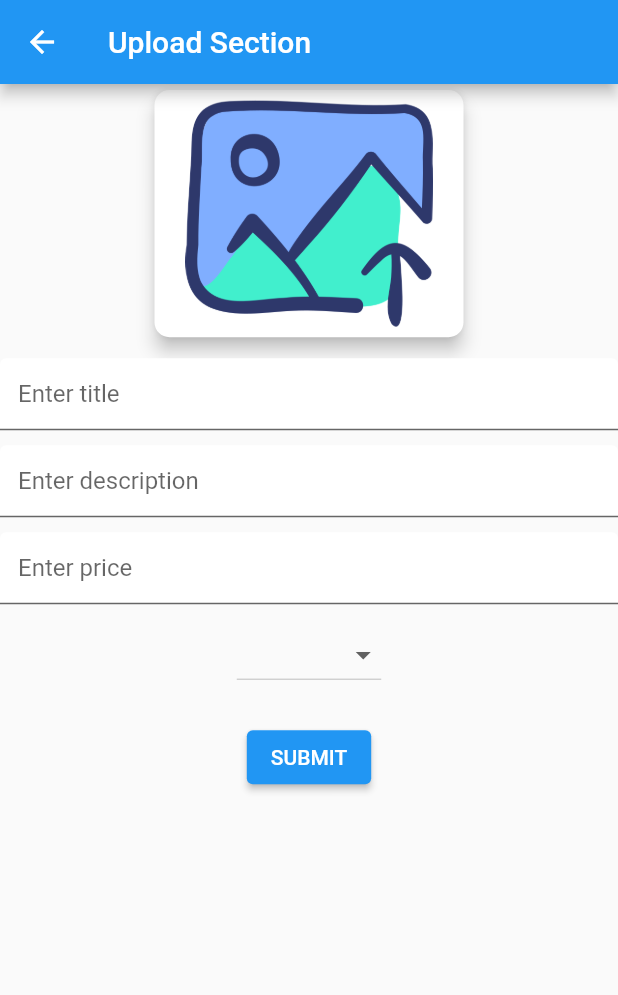
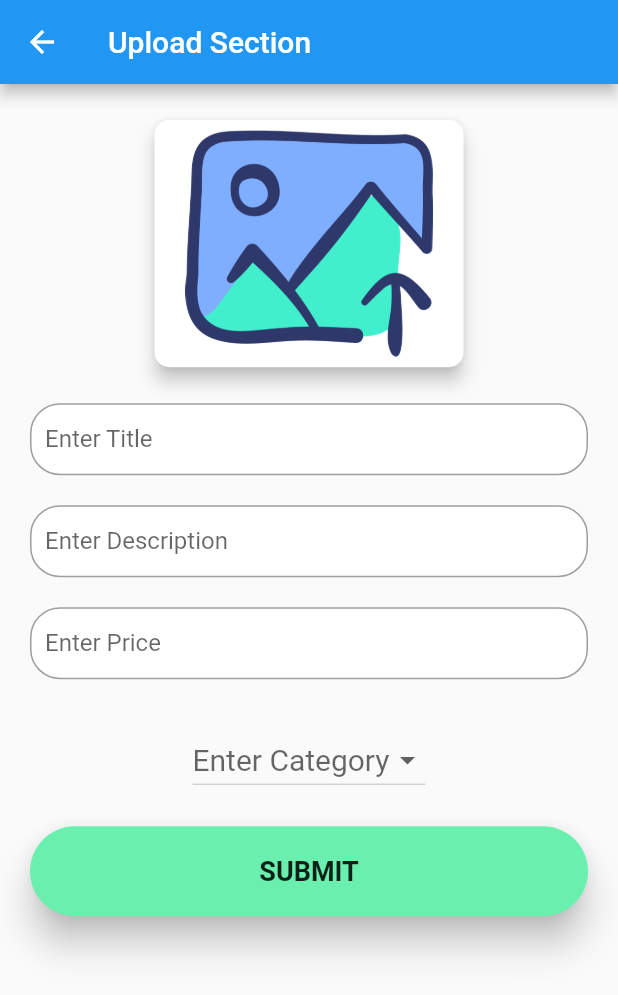
Before and after one commit to rohitranjan753/swapify, a Flutter app: the screen it shows once a user with an empty profile is signed in, item 2 of the bottom bar chosen, after a tap on "Sell", on a phone screen of 412 x 824 dp. Shown: the top 995 px of the screen. Run offline on Flutter 3.47's test engine with Material 2 defaults, Android fonts, the phone set to English and light mode, and no system bars; our stand-ins replace cloud_firestore, firebase_auth, firebase_core, firebase_storage, font_awesome_flutter, google_fonts and 3 more; accounts and stored records are empty.

Commit message:
changes in the dropdown button

```diff
--- a/lib/AddPageDir/SellDir/sell_page.dart
+++ b/lib/AddPageDir/SellDir/sell_page.dart
@@ -121,6 +121,8 @@ class _SellPageState extends State<SellPage> {
       body: _isLoading
           ? _buildLoadingIndicator()
           : SingleChildScrollView(
+              child: Padding(
+                padding: const EdgeInsets.all(20.0),
                 child: Column(
                   children: [
                     GestureDetector(
@@ -152,7 +154,7 @@ class _SellPageState extends State<SellPage> {
                       ),
                     ),
                     SizedBox(
-                    height: 10,
+                      height: 20,
                     ),
                     TextField(
                       onChanged: (value) {
@@ -161,13 +163,19 @@ class _SellPageState extends State<SellPage> {
                         });
                       },
                       decoration: InputDecoration(
+                        labelText: "Enter Title",
+                        contentPadding: EdgeInsets.symmetric(vertical: 0, horizontal: 10),
+                        enabledBorder:
+                        OutlineInputBorder(borderSide: BorderSide(color: Colors.grey),borderRadius: BorderRadius.circular(20)),
+                        border:
+                        OutlineInputBorder(borderSide: BorderSide(color: Colors.grey),borderRadius: BorderRadius.circular(20)),
                         filled: true,
                         fillColor: Colors.white,
-                      hintText: 'Enter title',
+                        hintText: 'Title',
                       ),
                     ),
                     SizedBox(
-                    height: 10,
+                      height: 20,
                     ),
                     TextField(
                       onChanged: (value) {
@@ -176,13 +184,19 @@ class _SellPageState extends State<SellPage> {
                         });
                       },
                       decoration: InputDecoration(
+                        labelText: 'Enter Description',
+                        contentPadding: EdgeInsets.symmetric(vertical: 0, horizontal: 10),
+                        enabledBorder:
+                        OutlineInputBorder(borderSide: BorderSide(color: Colors.grey),borderRadius: BorderRadius.circular(20)),
+                        border:
+                        OutlineInputBorder(borderSide: BorderSide(color: Colors.grey),borderRadius: BorderRadius.circular(20)),
                         filled: true,
                         fillColor: Colors.white,
-                      hintText: 'Enter description',
+                        hintText: 'Description',
                       ),
                     ),
                     SizedBox(
-                    height: 10,
+                      height: 20,
                     ),
                     TextField(
                       onChanged: (value) {
@@ -191,9 +205,15 @@ class _SellPageState extends State<SellPage> {
                         });
                       },
                       decoration: InputDecoration(
+                        labelText: "Enter Price",
+                        contentPadding: EdgeInsets.symmetric(vertical: 0, horizontal: 10),
+                        enabledBorder:
+                        OutlineInputBorder(borderSide: BorderSide(color: Colors.grey),borderRadius: BorderRadius.circular(20)),
+                        border:
+                        OutlineInputBorder(borderSide: BorderSide(color: Colors.grey),borderRadius: BorderRadius.circular(20)),
                         filled: true,
                         fillColor: Colors.white,
-                      hintText: 'Enter price',
+                        hintText: 'Price',
                       ),
                     ),
                     SizedBox(
@@ -226,19 +246,24 @@ class _SellPageState extends State<SellPage> {
                     //   ),
                     // ),
 
+                    SizedBox(
+                      height: 20,
+                    ),
                     // First Dropdown
                     DropdownButton<String>(
+                      hint: Text("Enter Category",style: TextStyle(fontSize: 20),),
                       value: _selectedFirstValue,
                       onChanged: (newValue) {
                         setState(() {
                           _selectedFirstValue = newValue;
+
                           // Set the selected value of the second dropdown to null, to reset it
                           _selectedSecondValue = null;
                         });
                       },
                       items: _firstDropdownOptions.map((option) {
                         return DropdownMenuItem(
-                        child: Text(option),
+                          child: Text(option,style: TextStyle(fontSize: 20,fontWeight: FontWeight.bold),),
                           value: option,
                         );
                       }).toList(),
@@ -247,6 +272,7 @@ class _SellPageState extends State<SellPage> {
                     // Second Dropdown, only visible when first dropdown is selected
                     if (_selectedFirstValue != null)
                       DropdownButton<String>(
+                        hint: Text("Enter Sub Category",style: TextStyle(fontSize: 20),),
                         value: _selectedSecondValue,
                         onChanged: (newValue) {
                           setState(() {
@@ -256,13 +282,13 @@ class _SellPageState extends State<SellPage> {
                         items: _secondDropdownOptions[_selectedFirstValue]!
                             .map((option) {
                           return DropdownMenuItem(
-                          child: Text(option),
+                            child: Text(option,style: TextStyle(fontSize: 18,fontWeight: FontWeight.normal),),
                             value: option,
                           );
                         }).toList(),
                       ),
 
-                  ElevatedButton(
+                    MaterialButton(
                       onPressed: () {
                         _uploadToFirebase(
                             _image!,
@@ -277,9 +303,17 @@ class _SellPageState extends State<SellPage> {
                           _selectedSecondValue=null;
                         });
                       },
-                    child: Text('SUBMIT'),
+                      minWidth: double.infinity,
+                      height: 60,
+                      color: Colors.greenAccent,
+                      elevation: 10,
+                      shape: RoundedRectangleBorder(
+                          borderRadius: BorderRadius.circular(50)),
+                      child: Text('SUBMIT',style: TextStyle(
+                          fontWeight: FontWeight.w600, fontSize: 18),),
                     ),
                   ],
+                ),
               ),
             ),
     );
@@ -290,4 +324,9 @@ class _SellPageState extends State<SellPage> {
       child: CircularProgressIndicator(),
     );
   }
+  @override
+  void dispose() {
+    super.dispose();
   }
+
+}
--- a/lib/AddPageDir/add_page.dart
+++ b/lib/AddPageDir/add_page.dart
@@ -15,8 +15,10 @@ class _AddPageState extends State<AddPage> {
     double myWidth = MediaQuery.of(context).size.width;
 
     return Scaffold(
-      body: Padding(
+      body: Center(
+        child: Padding(
           padding: const EdgeInsets.all(20.0),
+          child: SingleChildScrollView(
             child: Column(
               mainAxisAlignment: MainAxisAlignment.center,
               children: [
@@ -103,6 +105,8 @@ class _AddPageState extends State<AddPage> {
               ],
             ),
           ),
+        ),
+      ),
     );
   }
 }
--- a/lib/BuyBuiderDirectory/buy_page.dart
+++ b/lib/BuyBuiderDirectory/buy_page.dart
@@ -88,6 +88,11 @@ class _BuyPageState extends State<BuyPage> {
 
     return searchQuery;
   }
+  @override
+  void dispose() {
+    super.dispose();
+  }
+
 }
 //
 // import 'package:cloud_firestore/cloud_firestore.dart';
```
Also changed, not shown: lib/Login_Signup_New/login_screen.dart (indentation only). Lines whose indentation alone changed are shown as unchanged.
